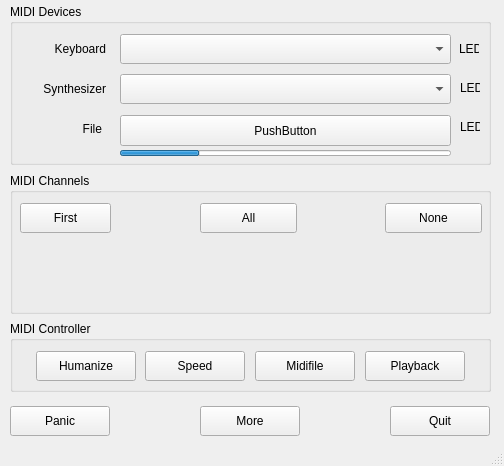
Old version of the form src/mainwindow.ui in the repository obook/I-like-Chopin.
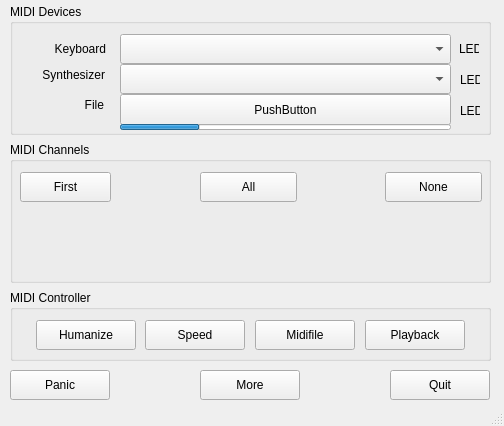
New version of the form.

Commit message: Fixed : smaller interface (for Raspberry 800x600)

The edit to the form file:
```diff
--- a/src/mainwindow.ui
+++ b/src/mainwindow.ui
@@ -7,7 +7,7 @@
     <x>0</x>
     <y>0</y>
     <width>504</width>
-    <height>466</height>
+    <height>426</height>
    </rect>
   </property>
   <property name="acceptDrops">
@@ -21,7 +21,7 @@
     <property name="geometry">
      <rect>
       <x>390</x>
-      <y>406</y>
+      <y>370</y>
       <width>100</width>
       <height>30</height>
      </rect>
@@ -36,7 +36,7 @@
       <x>10</x>
       <y>4</y>
       <width>481</width>
-      <height>161</height>
+      <height>131</height>
      </rect>
     </property>
     <property name="title">
@@ -45,8 +45,8 @@
     <widget class="QLabel" name="label_File">
      <property name="geometry">
       <rect>
-       <x>21</x>
-       <y>114</y>
+       <x>23</x>
+       <y>90</y>
        <width>71</width>
        <height>22</height>
       </rect>
@@ -72,7 +72,7 @@
      <property name="geometry">
       <rect>
        <x>110</x>
-       <y>70</y>
+       <y>60</y>
        <width>331</width>
        <height>30</height>
       </rect>
@@ -81,8 +81,8 @@
     <widget class="QLabel" name="label_Ouput">
      <property name="geometry">
       <rect>
-       <x>5</x>
-       <y>74</y>
+       <x>4</x>
+       <y>60</y>
        <width>91</width>
        <height>22</height>
       </rect>
@@ -127,7 +127,7 @@
      <property name="geometry">
       <rect>
        <x>450</x>
-       <y>74</y>
+       <y>66</y>
        <width>20</width>
        <height>20</height>
       </rect>
@@ -140,7 +140,7 @@
      <property name="geometry">
       <rect>
        <x>450</x>
-       <y>113</y>
+       <y>97</y>
        <width>20</width>
        <height>20</height>
       </rect>
@@ -153,7 +153,7 @@
      <property name="geometry">
       <rect>
        <x>110</x>
-       <y>111</y>
+       <y>90</y>
        <width>331</width>
        <height>31</height>
       </rect>
@@ -169,7 +169,7 @@
      <property name="geometry">
       <rect>
        <x>110</x>
-       <y>146</y>
+       <y>120</y>
        <width>331</width>
        <height>6</height>
       </rect>
@@ -186,7 +186,7 @@
     <property name="geometry">
      <rect>
       <x>10</x>
-      <y>173</y>
+      <y>142</y>
       <width>481</width>
       <height>141</height>
      </rect>
@@ -249,7 +249,7 @@
     <property name="geometry">
      <rect>
       <x>10</x>
-      <y>406</y>
+      <y>370</y>
       <width>100</width>
       <height>30</height>
      </rect>
@@ -262,7 +262,7 @@
     <property name="geometry">
      <rect>
       <x>10</x>
-      <y>321</y>
+      <y>290</y>
       <width>481</width>
       <height>71</height>
      </rect>
@@ -345,7 +345,7 @@
     <property name="geometry">
      <rect>
       <x>200</x>
-      <y>406</y>
+      <y>370</y>
       <width>100</width>
       <height>30</height>
      </rect>
```
Left out of the diff: 6 changed lines with no effect on the pictures. The commit also changes 2 other files.
